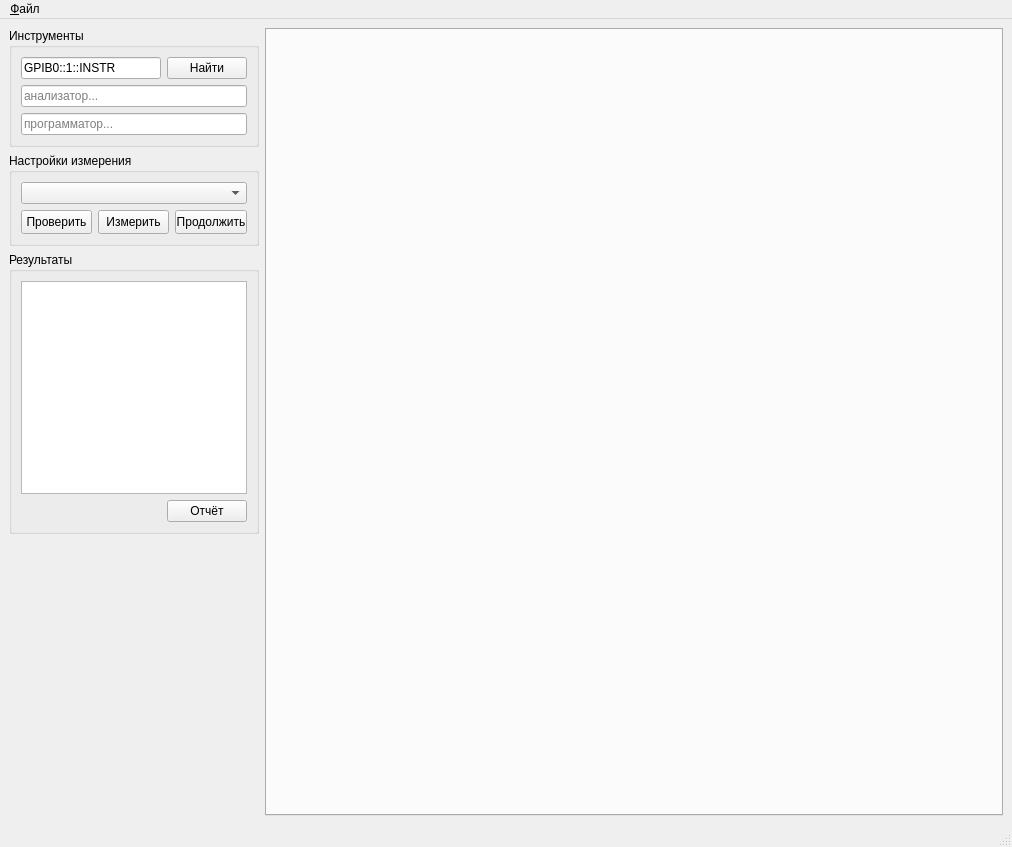
The window that mainwindow.ui (igrekus/att_measure_2) describes before a commit, drawn with Qt 5.
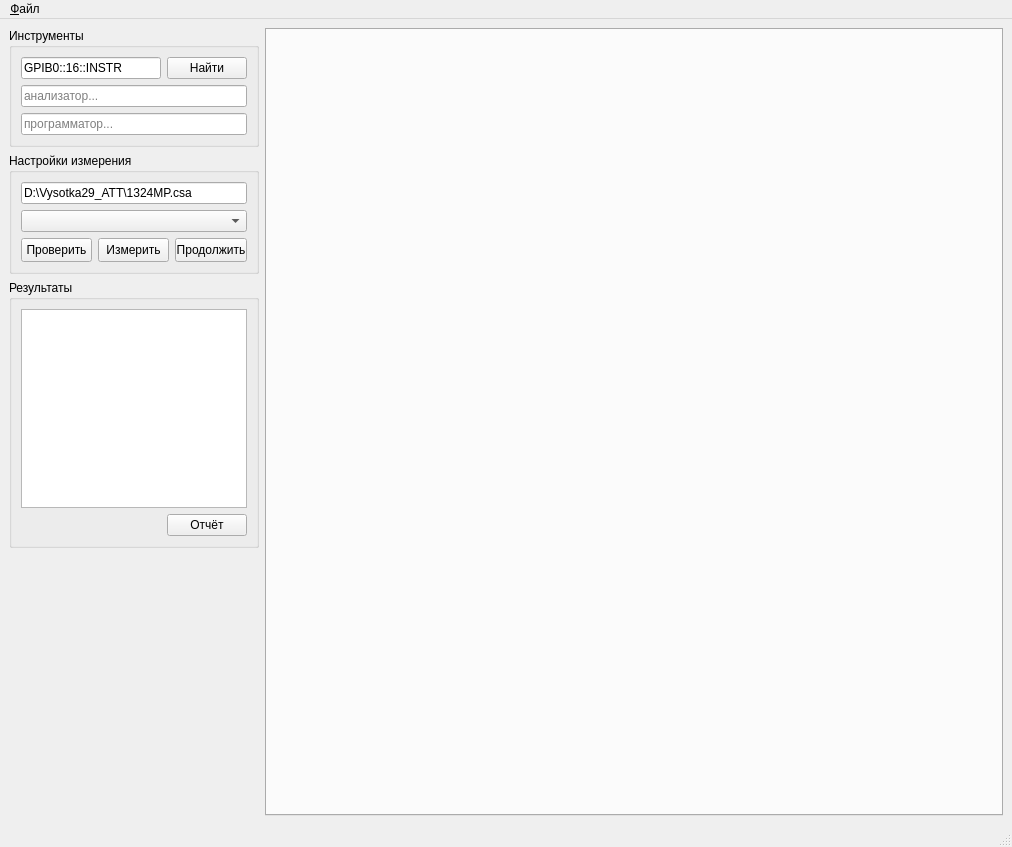
The same window after the commit.

Commit message: FEAT: add calibration file setup to GUI

The edit to the form file:
```diff
--- a/mainwindow.ui
+++ b/mainwindow.ui
@@ -43,7 +43,7 @@
            <item>
             <widget class="QLineEdit" name="editAnalyzerAddr">
              <property name="text">
-              <string>GPIB0::1::INSTR</string>
+              <string>GPIB0::16::INSTR</string>
              </property>
              <property name="placeholderText">
               <string>адрес анализатора...</string>
@@ -94,6 +94,16 @@
          <string>Настройки измерения</string>
         </property>
         <layout class="QVBoxLayout" name="verticalLayout_2">
+         <item>
+          <widget class="QLineEdit" name="editCalibFile">
+           <property name="text">
+            <string>D:\Vysotka29_ATT\1324MP.csa</string>
+           </property>
+           <property name="placeholderText">
+            <string>имя калибровочного файла</string>
+           </property>
+          </widget>
+         </item>
          <item>
           <widget class="QComboBox" name="comboDevice">
            <property name="sizePolicy">
```
The commit also changes 3 other files.
